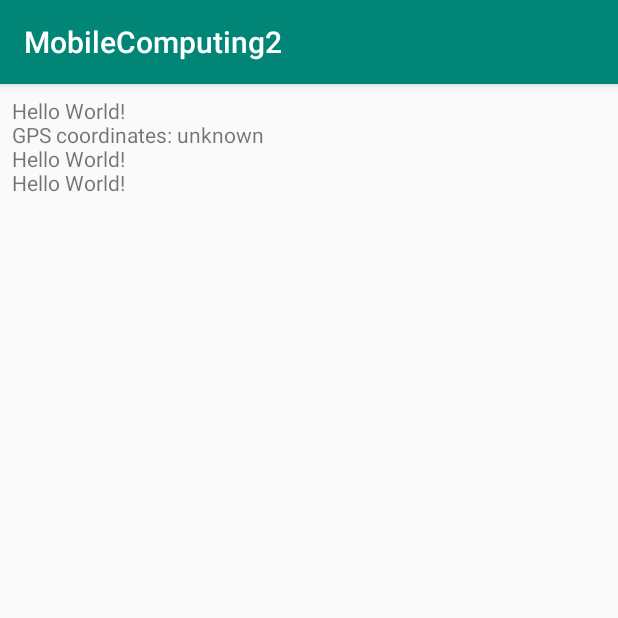
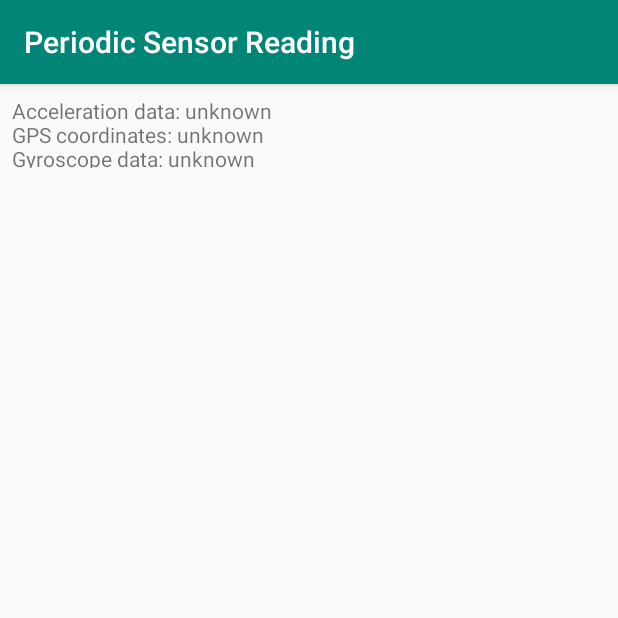
Before and after one commit to JustinKissling/MobileComputing2, an Android app: the screen it shows after launch (MainActivity), on a phone screen of 412 x 824 dp, the top half of it. Run offline under Robolectric (Android 15) with nearby library versions, the phone set to English and light mode, and no system bars.

Commit message:
Implemented accel and gyro sensors inside service

```diff
--- a/app/src/main/AndroidManifest.xml
+++ b/app/src/main/AndroidManifest.xml
@@ -10,7 +10,7 @@
     <application
         android:allowBackup="true"
         android:icon="@mipmap/ic_launcher"
-        android:label="@string/app_name"
+        android:label="Periodic Sensor Reading"
         android:roundIcon="@mipmap/ic_launcher_round"
         android:supportsRtl="true"
         android:theme="@style/AppTheme">
--- a/app/src/main/java/com/example/mobilecomputing2/MainActivity.java
+++ b/app/src/main/java/com/example/mobilecomputing2/MainActivity.java
@@ -21,14 +21,11 @@ import android.widget.TextView;
 
 import java.util.List;
 
-public class MainActivity extends AppCompatActivity implements SensorEventListener {
+public class MainActivity extends AppCompatActivity {
 
     private TextView textAccel;
     private TextView textGPS;
-
-    private SensorManager sensorManager;
-
-    private Sensor accelSensor;
+    private TextView textGyro;
 
     private BroadcastReceiver broadcastReceiver;
 
@@ -37,51 +34,52 @@ public class MainActivity extends AppCompatActivity implements SensorEventListen
         super.onCreate(savedInstanceState);
         setContentView(R.layout.activity_main);
         initUI();
-
-        Log.i("ACTIVITY", "Activity Started");
         checkPermissions();
-
-        sensorManager = (SensorManager) getSystemService(Context.SENSOR_SERVICE);
-        accelSensor = sensorManager.getDefaultSensor(Sensor.TYPE_ACCELEROMETER);
     }
 
     private void initUI() {
-        textGPS = findViewById(R.id.textGPS);
+        textGPS = (TextView) findViewById(R.id.textGPS);
+        textAccel = (TextView) findViewById(R.id.textAccel);
+        textGyro = (TextView) findViewById(R.id.textGyro);
+
         textGPS.setText("GPS coordinates: unknown");
-
-        textAccel = (TextView) findViewById(R.id.textAccel);
-    }
-
-    @Override
-    public void onSensorChanged(SensorEvent event) {
-        textAccel.setText(String.valueOf(event.values[0]));
-    }
-
-    @Override
-    public void onAccuracyChanged(Sensor sensor, int accuracy) {
+        textAccel.setText("Acceleration data: unknown");
+        textGyro.setText("Gyroscope data: unknown");
     }
 
     @Override
     protected void onResume() {
         super.onResume();
-        sensorManager.registerListener(this, accelSensor, SensorManager.SENSOR_DELAY_NORMAL);
 
         if (broadcastReceiver == null) {
             broadcastReceiver = new BroadcastReceiver() {
                 @Override
                 public void onReceive(Context context, Intent intent) {
-                    textGPS.setText("GPS coordinates: " + intent.getExtras().get("coordinates"));
+                    // If GPS coordinates received
+                    if (intent.getExtras().get("coordinates") != null) {
+                        textGPS.setText("GPS coordinates: " + intent.getExtras().get("coordinates"));
+                    }
+                    // If accelerometer values received
+                    if (intent.getExtras().get("accelerometer") != null) {
+                        textAccel.setText("Acceleration data: " + intent.getExtras().get("accelerometer"));
+                    }
+                    // If gyroscope values received
+                    if (intent.getExtras().get("gyroscope") != null) {
+                        textGyro.setText("Gyroscope data: " + intent.getExtras().get("gyroscope"));
+                    }
                 }
             };
         }
 
+        // Register receiver for all Intents
         registerReceiver(broadcastReceiver, new IntentFilter("current_coordinates"));
+        registerReceiver(broadcastReceiver, new IntentFilter("current_accelerometer"));
+        registerReceiver(broadcastReceiver, new IntentFilter("current_gyroscope"));
     }
 
     @Override
     protected void onPause() {
         super.onPause();
-        sensorManager.unregisterListener(this);
     }
 
     @Override
--- a/app/src/main/res/layout/activity_main.xml
+++ b/app/src/main/res/layout/activity_main.xml
@@ -23,7 +23,7 @@
                 android:id="@+id/textAccel"
                 android:layout_width="wrap_content"
                 android:layout_height="16dp"
-                android:text="Hello World!" />
+                android:text="Text Accel!" />
 
         </TableRow>
 
@@ -35,7 +35,7 @@
                 android:id="@+id/textGPS"
                 android:layout_width="wrap_content"
                 android:layout_height="16dp"
-                android:text="Hello World!" />
+                android:text="Text GPS" />
 
         </TableRow>
 
@@ -44,22 +44,11 @@
             android:layout_height="match_parent" >
 
             <TextView
-                android:id="@+id/textView2"
+                android:id="@+id/textGyro"
                 android:layout_width="wrap_content"
                 android:layout_height="16dp"
-                android:text="Hello World!" />
+                android:text="Text Gyro" />
 
-        </TableRow>
-
-        <TableRow
-            android:layout_width="match_parent"
-            android:layout_height="match_parent" >
-
-            <TextView
-                android:id="@+id/textView3"
-                android:layout_width="wrap_content"
-                android:layout_height="16dp"
-                android:text="Hello World!" />
         </TableRow>
     </TableLayout>
 
```
Also changed, not shown: app/src/main/java/com/example/mobilecomputing2/SensorService.java (+43 -3 lines).
